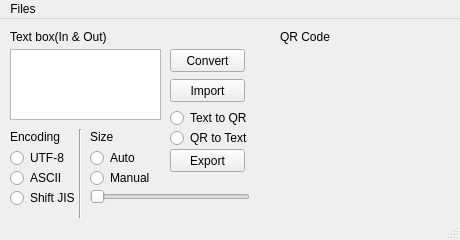
Qt form main.ui (theskanthunt42/simpleQRtool) before a commit.
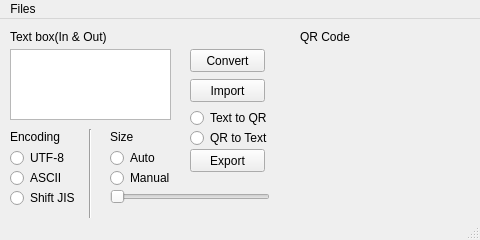
The same form after that commit.

Patch:
```diff
--- a/main.ui
+++ b/main.ui
@@ -6,13 +6,13 @@
    <rect>
     <x>0</x>
     <y>0</y>
-    <width>460</width>
+    <width>480</width>
     <height>240</height>
    </rect>
   </property>
   <property name="minimumSize">
    <size>
-    <width>460</width>
+    <width>480</width>
     <height>240</height>
    </size>
   </property>
@@ -31,7 +31,7 @@
      <rect>
       <x>10</x>
       <y>30</y>
-      <width>151</width>
+      <width>161</width>
       <height>71</height>
      </rect>
     </property>
@@ -39,7 +39,7 @@
    <widget class="QPushButton" name="mainExec">
     <property name="geometry">
      <rect>
-      <x>170</x>
+      <x>190</x>
       <y>30</y>
       <width>75</width>
       <height>23</height>
@@ -52,7 +52,7 @@
    <widget class="QRadioButton" name="modeTextToQR">
     <property name="geometry">
      <rect>
-      <x>170</x>
+      <x>190</x>
       <y>90</y>
       <width>101</width>
       <height>18</height>
@@ -68,7 +68,7 @@
    <widget class="QRadioButton" name="modeQRToText">
     <property name="geometry">
      <rect>
-      <x>170</x>
+      <x>190</x>
       <y>110</y>
       <width>101</width>
       <height>18</height>
@@ -94,7 +94,7 @@
    <widget class="QLabel" name="labelShow_QR">
     <property name="geometry">
      <rect>
-      <x>280</x>
+      <x>300</x>
       <y>10</y>
       <width>71</width>
       <height>16</height>
@@ -120,7 +120,7 @@
    <widget class="Line" name="line">
     <property name="geometry">
      <rect>
-      <x>70</x>
+      <x>80</x>
       <y>110</y>
       <width>20</width>
       <height>91</height>
@@ -172,7 +172,7 @@
    <widget class="QPushButton" name="exportExec">
     <property name="geometry">
      <rect>
-      <x>170</x>
+      <x>190</x>
       <y>130</y>
       <width>75</width>
       <height>23</height>
@@ -185,7 +185,7 @@
    <widget class="QPushButton" name="importExec">
     <property name="geometry">
      <rect>
-      <x>170</x>
+      <x>190</x>
       <y>60</y>
       <width>75</width>
       <height>23</height>
@@ -198,7 +198,7 @@
    <widget class="QLabel" name="sizeLabel">
     <property name="geometry">
      <rect>
-      <x>90</x>
+      <x>110</x>
       <y>110</y>
       <width>51</width>
       <height>16</height>
@@ -211,7 +211,7 @@
    <widget class="QRadioButton" name="sizeAutoButton">
     <property name="geometry">
      <rect>
-      <x>90</x>
+      <x>110</x>
       <y>130</y>
       <width>71</width>
       <height>18</height>
@@ -224,7 +224,7 @@
    <widget class="QRadioButton" name="sizeManualButton">
     <property name="geometry">
      <rect>
-      <x>90</x>
+      <x>110</x>
       <y>150</y>
       <width>71</width>
       <height>18</height>
@@ -237,7 +237,7 @@
    <widget class="QSlider" name="sizeSlider">
     <property name="geometry">
      <rect>
-      <x>90</x>
+      <x>110</x>
       <y>170</y>
       <width>160</width>
       <height>16</height>
@@ -256,7 +256,7 @@
    <widget class="QLabel" name="pixmapLabel">
     <property name="geometry">
      <rect>
-      <x>280</x>
+      <x>300</x>
       <y>30</y>
       <width>161</width>
       <height>161</height>
@@ -275,7 +275,7 @@
     <rect>
      <x>0</x>
      <y>0</y>
-     <width>460</width>
+     <width>480</width>
      <height>18</height>
     </rect>
    </property>
```
